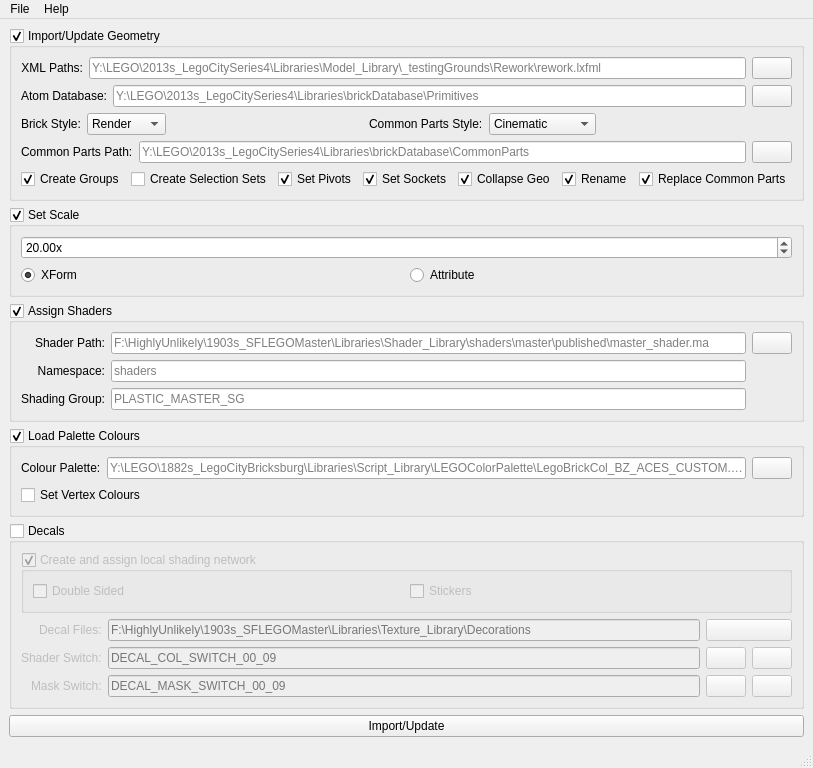
Before: the Qt Designer form openpype/hosts/maya/tools/bz/lxfml2/layout.ui in blue-zoo/OpenPype, drawn with Qt 5.
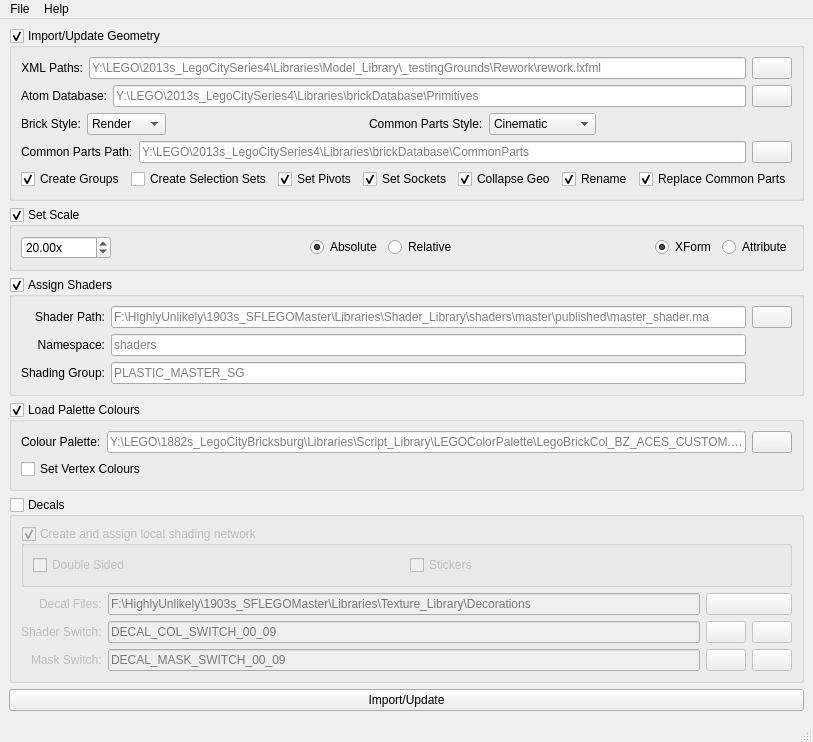
After: the same form once the commit is applied. Custom widgets are drawn as their Qt base class.

Commit message: Absolute scaling

```diff
--- a/openpype/hosts/maya/tools/bz/lxfml2/layout.ui
+++ b/openpype/hosts/maya/tools/bz/lxfml2/layout.ui
@@ -417,6 +417,8 @@
       </property>
       <layout class="QVBoxLayout" name="verticalLayout_2">
        <item>
+        <layout class="QHBoxLayout" name="horizontalLayout_6">
+         <item>
         <widget class="QDoubleSpinBox" name="scaleValue">
          <property name="suffix">
           <string>x</string>
@@ -430,7 +432,54 @@
         </widget>
        </item>
        <item>
-        <layout class="QHBoxLayout" name="horizontalLayout_7">
+          <spacer name="horizontalSpacer_13">
+           <property name="orientation">
+            <enum>Qt::Horizontal</enum>
+           </property>
+           <property name="sizeHint" stdset="0">
+            <size>
+             <width>40</width>
+             <height>20</height>
+            </size>
+           </property>
+          </spacer>
+         </item>
+         <item>
+          <widget class="QRadioButton" name="scaleAbs">
+           <property name="text">
+            <string>Absolute</string>
+           </property>
+           <property name="checked">
+            <bool>true</bool>
+           </property>
+           <attribute name="buttonGroup">
+            <string notr="true">buttonGroup</string>
+           </attribute>
+          </widget>
+         </item>
+         <item>
+          <widget class="QRadioButton" name="scaleRel">
+           <property name="text">
+            <string>Relative</string>
+           </property>
+           <attribute name="buttonGroup">
+            <string notr="true">buttonGroup</string>
+           </attribute>
+          </widget>
+         </item>
+         <item>
+          <spacer name="horizontalSpacer_11">
+           <property name="orientation">
+            <enum>Qt::Horizontal</enum>
+           </property>
+           <property name="sizeHint" stdset="0">
+            <size>
+             <width>40</width>
+             <height>20</height>
+            </size>
+           </property>
+          </spacer>
+         </item>
          <item>
           <widget class="QRadioButton" name="scaleXform">
            <property name="text">
```
Left out of the diff: 38 changed lines with no effect on the pictures. Lines whose indentation alone changed are shown as unchanged. The commit also changes 3 other files.
